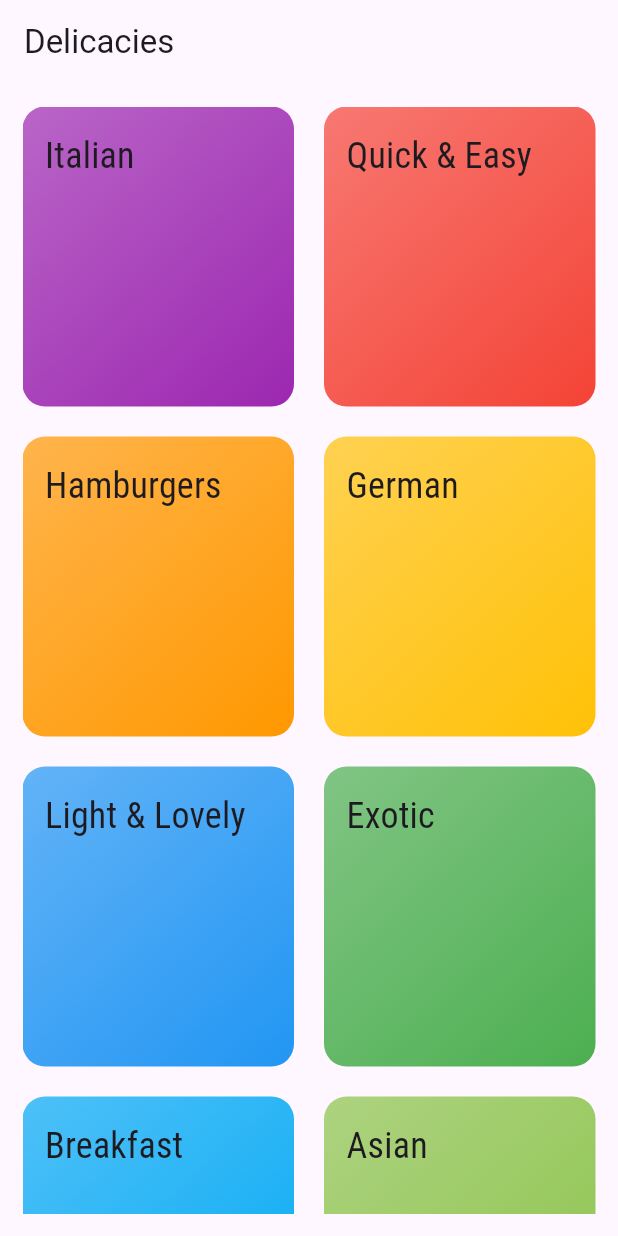
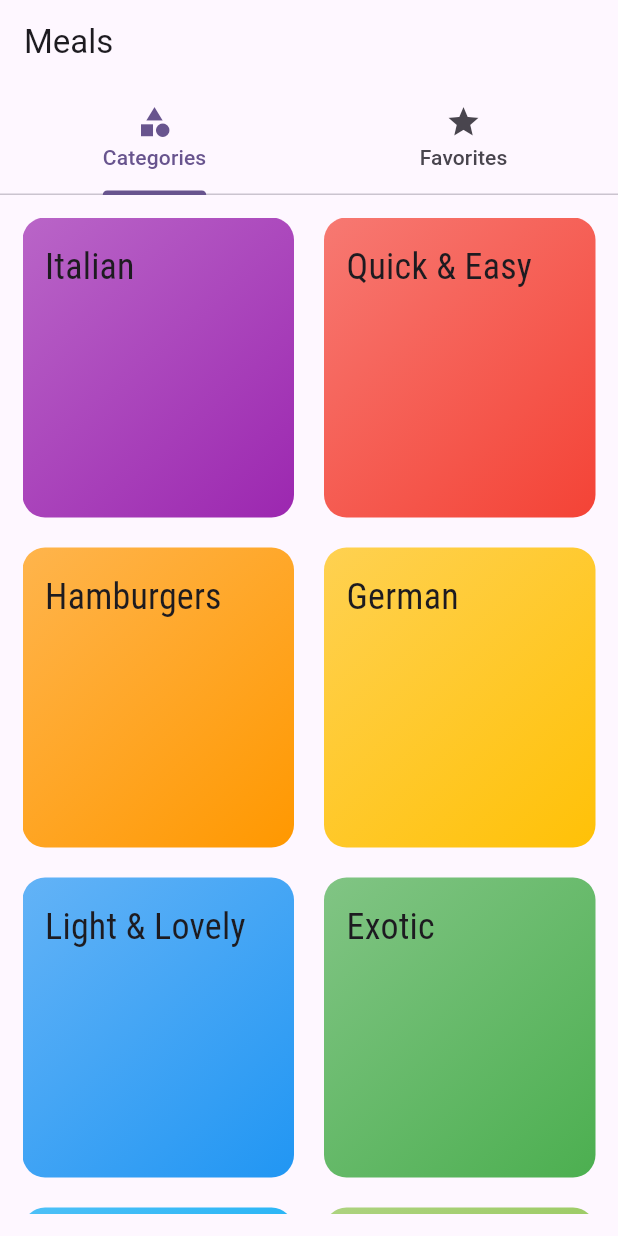
Before and after one commit to Dejito/delicacies, a Flutter app: the screen it shows after launch, on a phone screen of 412 x 824 dp. Run offline on Flutter 3.47's test engine with Material 2 defaults, Android fonts, the phone set to English and light mode, and no system bars.

Commit message:
top nav bar implemented

```diff
--- a/lib/main.dart
+++ b/lib/main.dart
@@ -1,6 +1,7 @@
 import 'package:delicacies/screen/categories_screen.dart';
 import 'package:delicacies/screen/category_meals_screen.dart';
 import 'package:delicacies/screen/meal_detail_screen.dart';
+import 'package:delicacies/screen/tab_screen.dart';
 import 'package:flutter/material.dart';
 
 void main() {
@@ -39,7 +40,7 @@
       // home: const CategoryScreen(),
       initialRoute: '/',
       routes: {
-        '/': (context) => const CategoryScreen(),
+        '/': (context) => const TabScreen(),
         CategoryMealsScreen.id: (context)=> const CategoryMealsScreen(),
         MealDetailScreen.routeName: (context) => const MealDetailScreen()
       },
--- a/lib/screen/categories_screen.dart
+++ b/lib/screen/categories_screen.dart
@@ -9,9 +9,9 @@ class CategoryScreen extends StatelessWidget {
   @override
   Widget build(BuildContext context) {
     return Scaffold(
-      appBar: AppBar(
-        title: const Text("Delicacies"),
-      ),
+      // appBar: AppBar(
+      //   title: const Text("Delicacies"),
+      // ),
       body: Container(
         padding: const EdgeInsets.all(15),
         child: GridView(
--- /dev/null
+++ b/lib/screen/favorites_screen.dart
@@ -0,0 +1,12 @@
+import 'package:flutter/material.dart';
+
+class FavoritesScreen extends StatelessWidget {
+  const FavoritesScreen({super.key});
+
+  @override
+  Widget build(BuildContext context) {
+    return const Center(
+      child: Text("Favorited!"),
+    );
+  }
+}
--- /dev/null
+++ b/lib/screen/tab_screen.dart
@@ -0,0 +1,42 @@
+import 'package:delicacies/screen/categories_screen.dart';
+import 'package:delicacies/screen/favorites_screen.dart';
+import 'package:flutter/material.dart';
+
+class TabScreen extends StatefulWidget {
+  const TabScreen({super.key});
+
+  @override
+  State<TabScreen> createState() => _TabScreenState();
+}
+
+class _TabScreenState extends State<TabScreen> {
+  @override
+  Widget build(BuildContext context) {
+    return DefaultTabController(
+      length: 2,
+      child: Scaffold(
+        appBar: AppBar(
+          title: const Text("Meals"),
+          bottom: const TabBar(
+            tabs: [
+              Tab(
+                text: "Categories",
+                icon: Icon(Icons.category),
+              ),
+              Tab(
+                text: "Favorites",
+                icon: Icon(Icons.star),
+              ),
+            ],
+          ),
+        ),
+        body: const TabBarView(
+          children: [
+            CategoryScreen(),
+            FavoritesScreen()
+          ],
+        )
+      ),
+    );
+  }
+}
```
